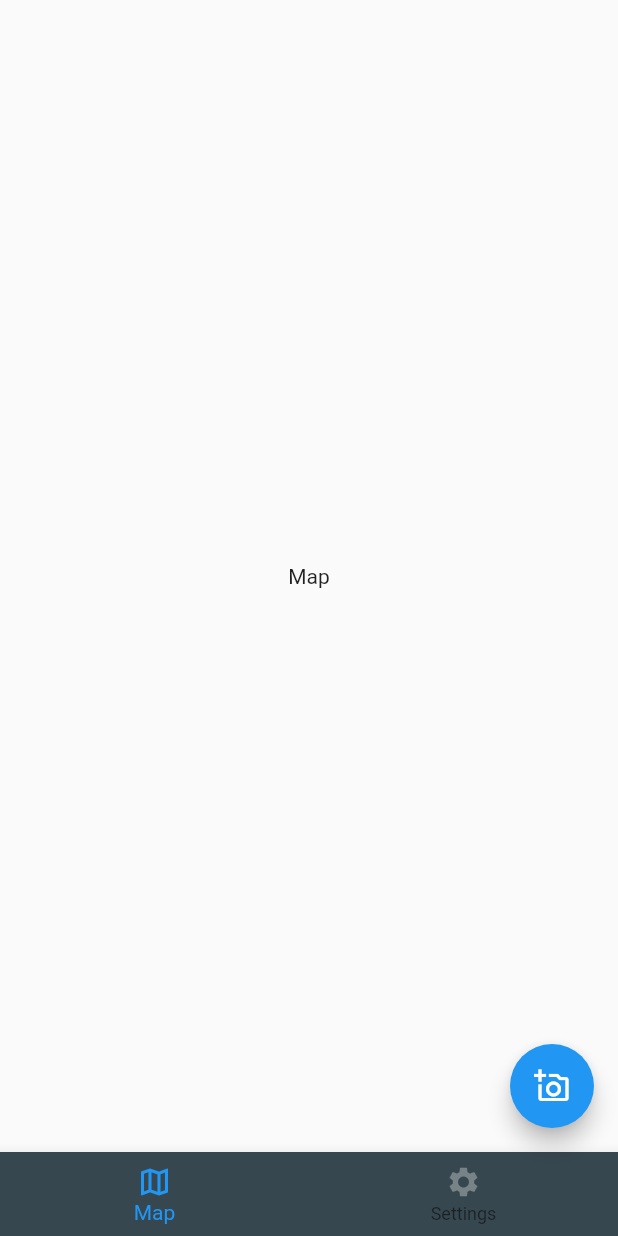
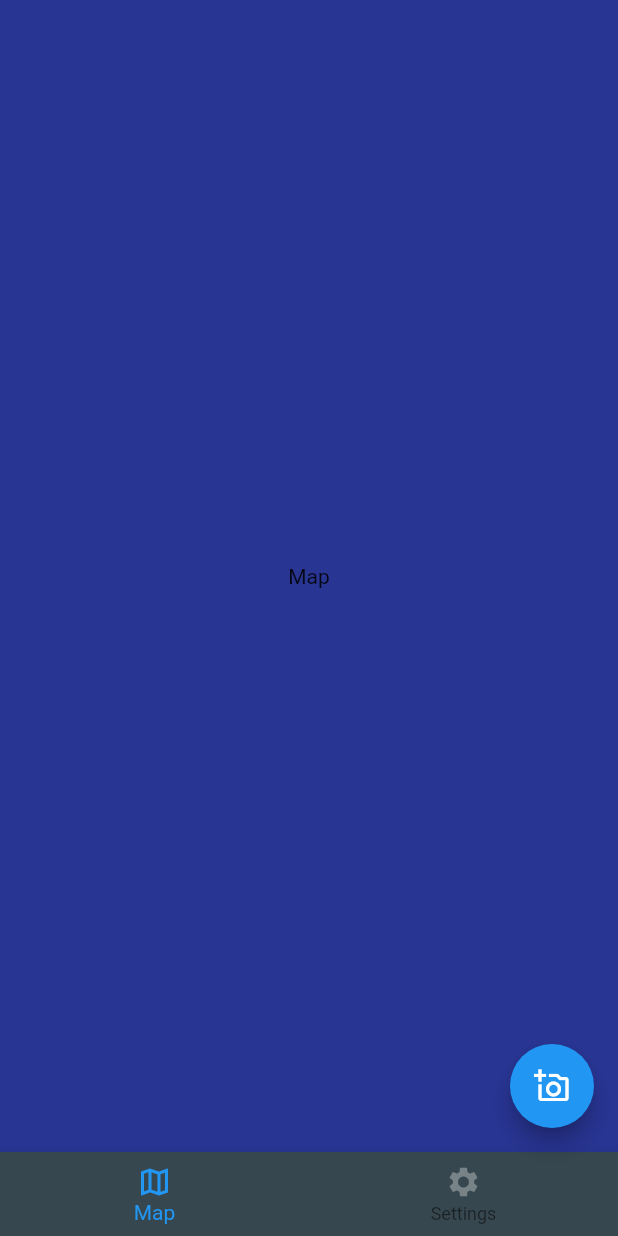
Before and after one commit to skyyyiiieee/bidet_tracker, a Flutter app: the SignUpPage screen opened by its route, after a tap on "Login", on a phone screen of 412 x 824 dp. Run offline on Flutter 3.47's test engine with Material 2 defaults, Android fonts, the phone set to English and light mode, and no system bars; missing offline and left inert: dart:html.

Commit message:
Update map page

```diff
--- a/lib/pages/map_page.dart
+++ b/lib/pages/map_page.dart
@@ -34,7 +34,7 @@ class _MapPageState extends State<MapPage> {
   Widget build(BuildContext context) {
     return MaterialApp(
         home: Scaffold(
-      backgroundColor: Colors.indigo[950],
+      backgroundColor: Colors.indigo[800],
 
       floatingActionButton: FloatingActionButton(
         child: Icon(Icons.add_a_photo_outlined),
```
